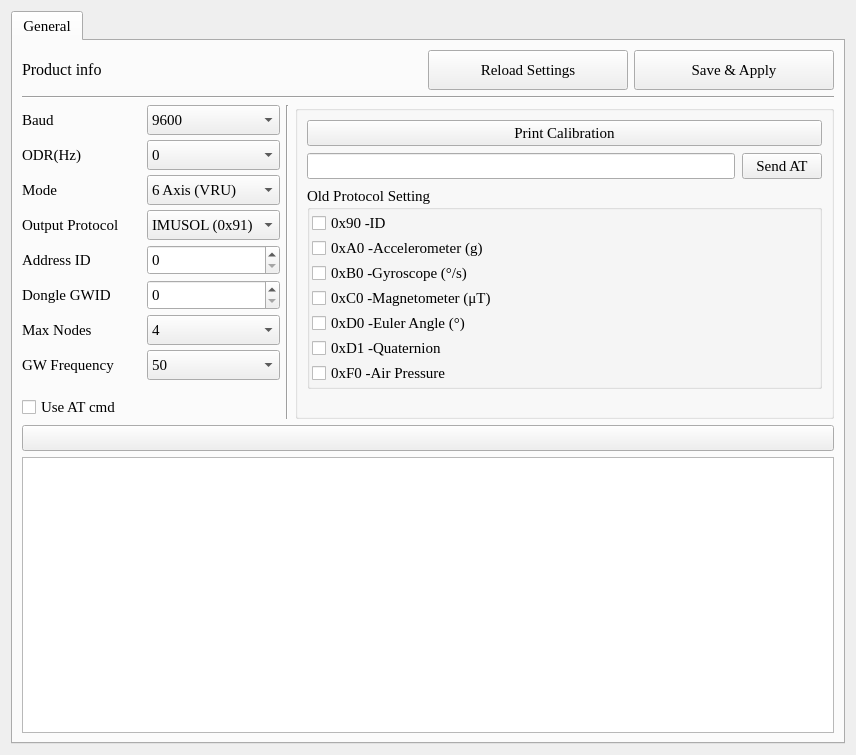
The window that CHCenter/chsettingform.ui (dongFangTuring/CHCenter) describes before a commit, drawn with Qt 5.
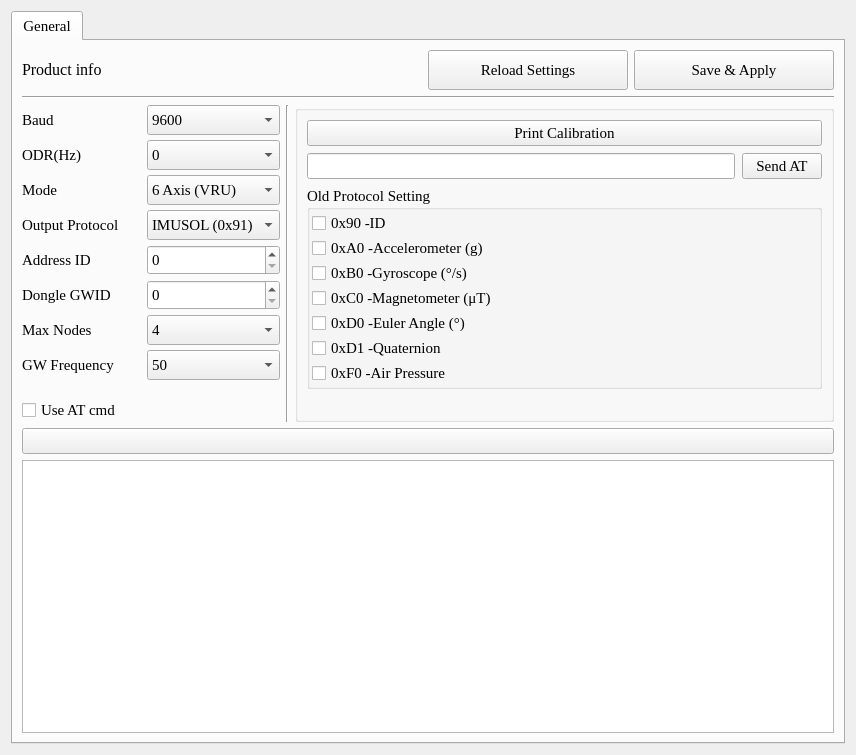
The same window after the commit. Icons and pictures are not drawn.

Commit message:
refine setting form
remove some duplicate functions. when bom clicked, only write to cache,
and save to device only when SAVE&APPLY

What changed in the file:
```diff
--- a/CHCenter/chsettingform.ui
+++ b/CHCenter/chsettingform.ui
@@ -426,7 +426,7 @@
              <property name="sizeHint" stdset="0">
               <size>
                <width>20</width>
-               <height>10</height>
+               <height>13</height>
               </size>
              </property>
             </spacer>
```
Left out of the diff: 17 changed lines with no effect on the pictures. The commit also changes 3 other files.
